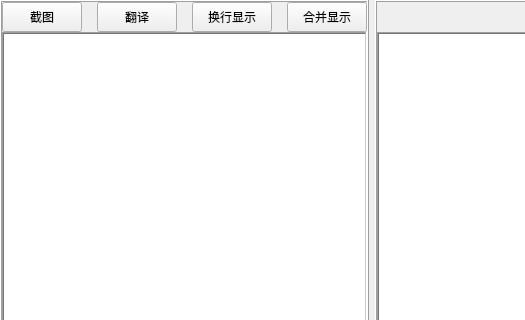
QiSheng918/ocr_qt, file mainwindow.ui: the form before one commit; both pictures show x 0 to 525 and y 0 to 320 of the 661 by 500 pixel window.
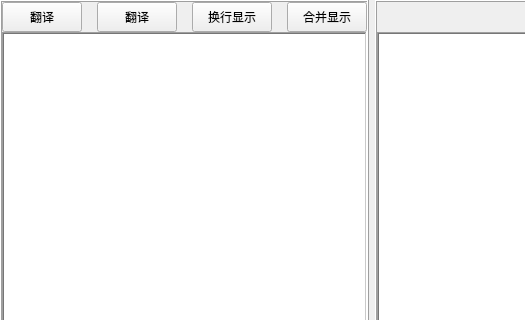
The form after the commit.

Patch:
```diff
--- a/mainwindow.ui
+++ b/mainwindow.ui
@@ -11,21 +11,21 @@
    </rect>
   </property>
   <property name="sizePolicy">
-   <sizepolicy hsizetype="Expanding" vsizetype="Fixed">
+   <sizepolicy hsizetype="Expanding" vsizetype="Expanding">
     <horstretch>0</horstretch>
     <verstretch>0</verstretch>
    </sizepolicy>
   </property>
   <property name="minimumSize">
    <size>
-    <width>500</width>
-    <height>500</height>
+    <width>100</width>
+    <height>100</height>
    </size>
   </property>
   <property name="maximumSize">
    <size>
-    <width>1000</width>
-    <height>500</height>
+    <width>100000</width>
+    <height>500000</height>
    </size>
   </property>
   <property name="windowTitle">
@@ -84,41 +84,38 @@
           <number>0</number>
          </property>
          <item>
-          <layout class="QHBoxLayout" name="horizontalLayout">
+          <layout class="QHBoxLayout" name="horizontalLayout" stretch="1,1,1,1">
            <property name="spacing">
             <number>15</number>
            </property>
+           <property name="sizeConstraint">
+            <enum>QLayout::SetDefaultConstraint</enum>
+           </property>
            <item>
             <widget class="QPushButton" name="screenshotButton">
              <property name="sizePolicy">
               <sizepolicy hsizetype="Expanding" vsizetype="Maximum">
                <horstretch>0</horstretch>
-               <verstretch>30</verstretch>
+               <verstretch>0</verstretch>
               </sizepolicy>
              </property>
+             <property name="minimumSize">
+              <size>
+               <width>0</width>
+               <height>30</height>
+              </size>
+             </property>
              <property name="maximumSize">
               <size>
                <width>16777215</width>
-               <height>30</height>
+               <height>16777215</height>
               </size>
              </property>
              <property name="contextMenuPolicy">
               <enum>Qt::DefaultContextMenu</enum>
              </property>
              <property name="text">
-              <string>截图</string>
-             </property>
-             <property name="checkable">
-              <bool>false</bool>
-             </property>
-             <property name="autoDefault">
-              <bool>false</bool>
-             </property>
-             <property name="default">
-              <bool>false</bool>
-             </property>
-             <property name="flat">
-              <bool>false</bool>
+              <string>翻译</string>
              </property>
             </widget>
            </item>
```
Left out of the diff: 33 changed lines with no effect on the pictures.
